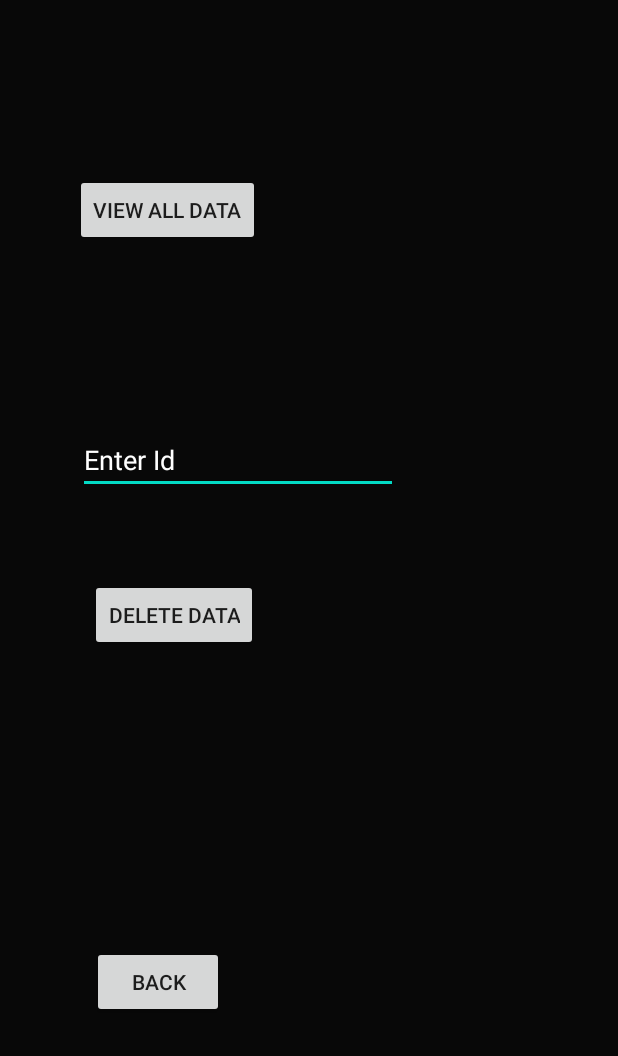
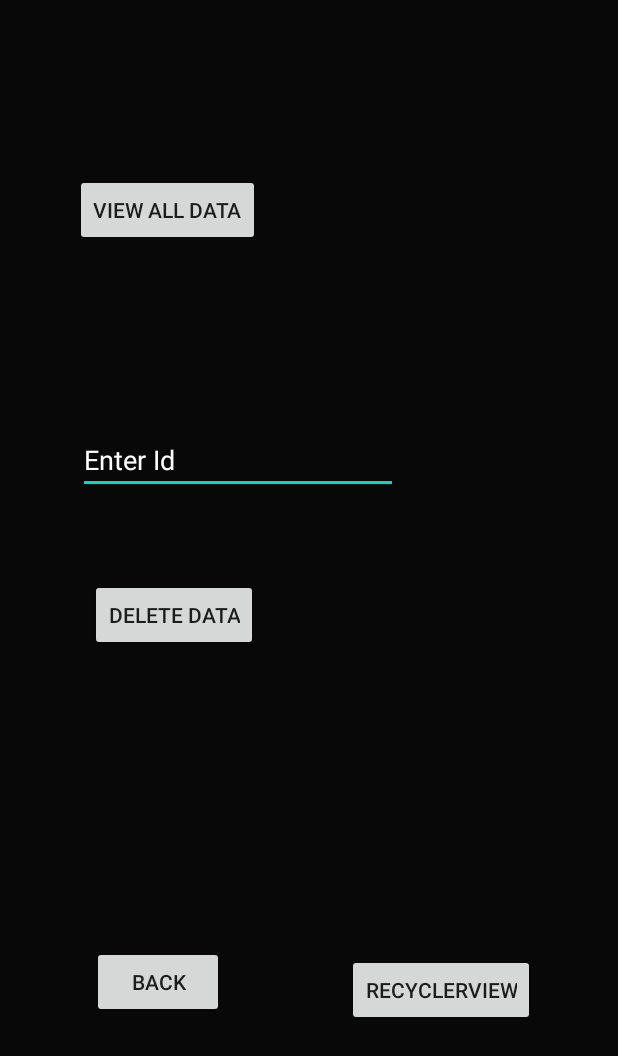
Before and after one commit to vishal123rana/Calculator-Application, an Android app: the History screen opened directly, with no data from a screen before it, on a phone screen of 412 x 824 dp. Shown: the top 1056 px of the screen. Run offline under Robolectric (Android 15) with nearby library versions, the phone set to English and light mode, and no system bars.

Commit message:
Vishal Wednesday Changes

```diff
--- a/app/src/main/java/com/example/calculatorapplication/History.java
+++ b/app/src/main/java/com/example/calculatorapplication/History.java
@@ -6,6 +6,7 @@ import androidx.appcompat.app.AppCompatActivity;
 import android.content.Intent;
 import android.database.Cursor;
 import android.os.Bundle;
+import android.view.View;
 import android.widget.Button;
 import android.widget.EditText;
 import android.widget.Toast;
@@ -62,4 +63,9 @@ public class History extends AppCompatActivity {
         builder.setMessage(message);
         builder.show();
     }
+
+    public void recyclerView(View view) {
+        Intent intent = new Intent(History.this,RecycleView.class);
+        startActivity(intent);
+    }
 }
--- a/app/src/main/res/layout/activity_history.xml
+++ b/app/src/main/res/layout/activity_history.xml
@@ -52,5 +52,16 @@
         android:layout_marginBottom="145dp"
         android:text="@string/back" />
 
+    <Button
+        android:id="@+id/recycleView"
+        android:layout_width="wrap_content"
+        android:layout_height="wrap_content"
+        android:layout_alignParentStart="true"
+        android:layout_alignParentBottom="true"
+        android:layout_marginStart="231dp"
+        android:layout_marginBottom="140dp"
+        android:onClick="recyclerView"
+        android:text="@string/recyclerview" />
+
 
 </RelativeLayout>
--- a/app/src/main/res/layout/my_row.xml
+++ b/app/src/main/res/layout/my_row.xml
@@ -50,7 +50,7 @@
                 android:id="@+id/output"
                 android:layout_width="wrap_content"
                 android:layout_height="wrap_content"
-                android:layout_marginStart="124dp"
+                android:layout_marginStart="80dp"
                 android:layout_marginTop="4dp"
                 android:text="@string/ouput"
                 android:textColor="#000"
--- a/app/src/main/res/values/strings.xml
+++ b/app/src/main/res/values/strings.xml
@@ -37,4 +37,8 @@
     <string name="enter_id">Enter Id</string>
     <string name="delete_data">Delete Data</string>
     <string name="back">Back</string>
+    <string name="input">_input</string>
+    <string name="ouput">_input</string>
+    <string name="id">_id</string>
+    <string name="recyclerview">RECYCLERVIEW</string>
 </resources>
```
